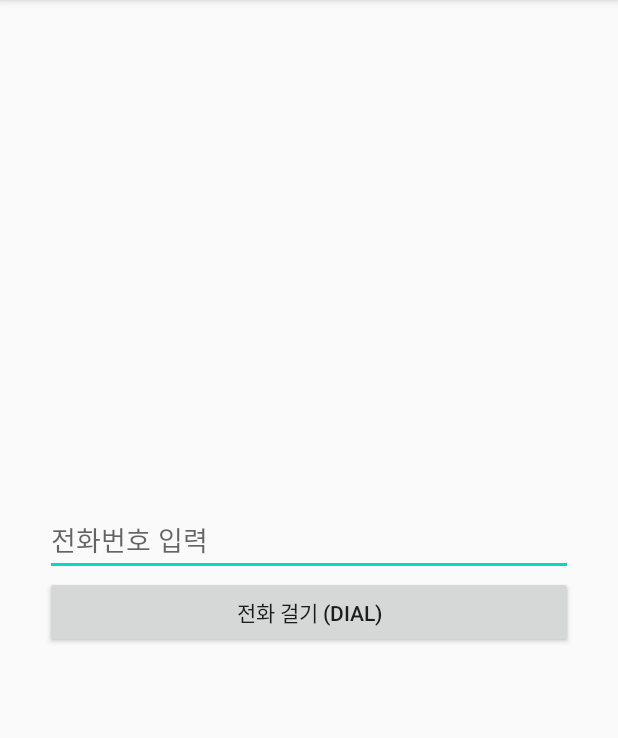
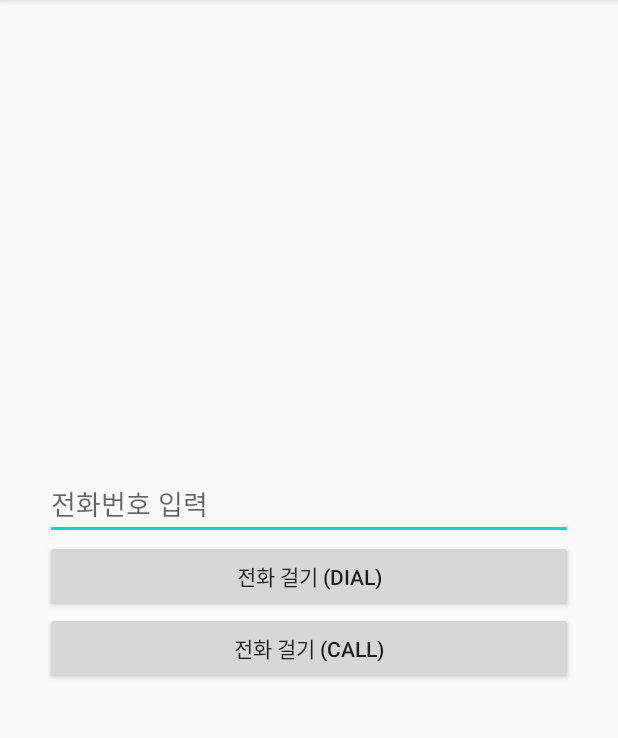
Before and after one commit to apple0819/AndroidFuntion02, an Android app: the screen it shows after launch (MainActivity), on a phone screen of 412 x 824 dp, the part 84-822 px from its top. Run offline under Robolectric (Android 15) with nearby library versions, the phone set to English and light mode, and no system bars; our stand-ins replace data binding.

Commit message:
전화 직접 거는 코드  - 권한문제로 지금은 실행 불가

```diff
--- a/app/src/main/java/com/example/androidfuntion02/MainActivity.java
+++ b/app/src/main/java/com/example/androidfuntion02/MainActivity.java
@@ -38,5 +38,16 @@ public class MainActivity extends AppCompatActivity {
             }
         });
 
+        binding.callBtn.setOnClickListener(new View.OnClickListener() {
+            @Override
+            public void onClick(View v) {
+//                현재까지 배운것만으론 실행 불가 : 권한 획득 X.
+
+                Uri uri = Uri.parse("tel:01022474016");
+                Intent intent = new Intent(Intent.ACTION_CALL, uri);
+                startActivity(intent);
+            }
+        });
+
     }
 }
--- a/app/src/main/res/layout/activity_main.xml
+++ b/app/src/main/res/layout/activity_main.xml
@@ -23,5 +23,12 @@
             android:layout_height="wrap_content"
             android:text="전화 걸기 (DIAL)"/>
 
+        <Button
+            android:id="@+id/callBtn"
+            android:layout_width="match_parent"
+            android:layout_height="wrap_content"
+            android:text="전화 걸기 (CALL)"/>
+
+
     </LinearLayout>
 </layout>
```
